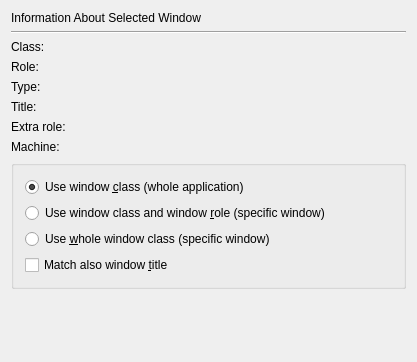
First picture: the form in kcmkwin/kwinrules/detectwidget.ui, repository KDE/kwin, before the edit.
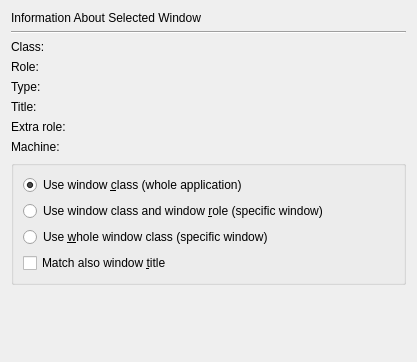
Second picture: the form after the edit.

Commit message:
SVN_SILENT Cleanup .ui files
This removes (as discussed on k-c-d)
* obsolete <pixmapfunction>
* deprecated <layoutdefault>
* empty <author>, <comment>, <exportmacro>

Diff of the .ui file:
```diff
--- a/kcmkwin/kwinrules/detectwidget.ui
+++ b/kcmkwin/kwinrules/detectwidget.ui
@@ -214,8 +214,6 @@
    </item>
   </layout>
  </widget>
- <layoutdefault spacing="6" margin="11" />
- <layoutfunction spacing="KDialog::spacingHint" margin="KDialog::marginHint" />
   <resources/>
  <connections/>
 </ui>
```
The commit also changes 7 other files.
